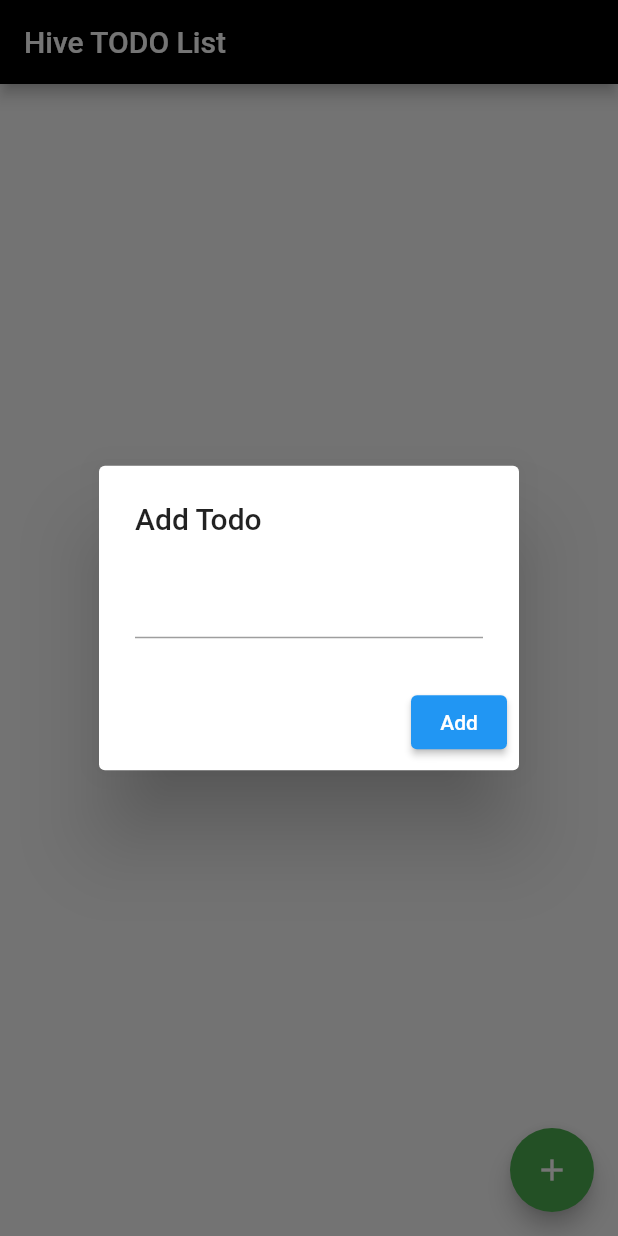
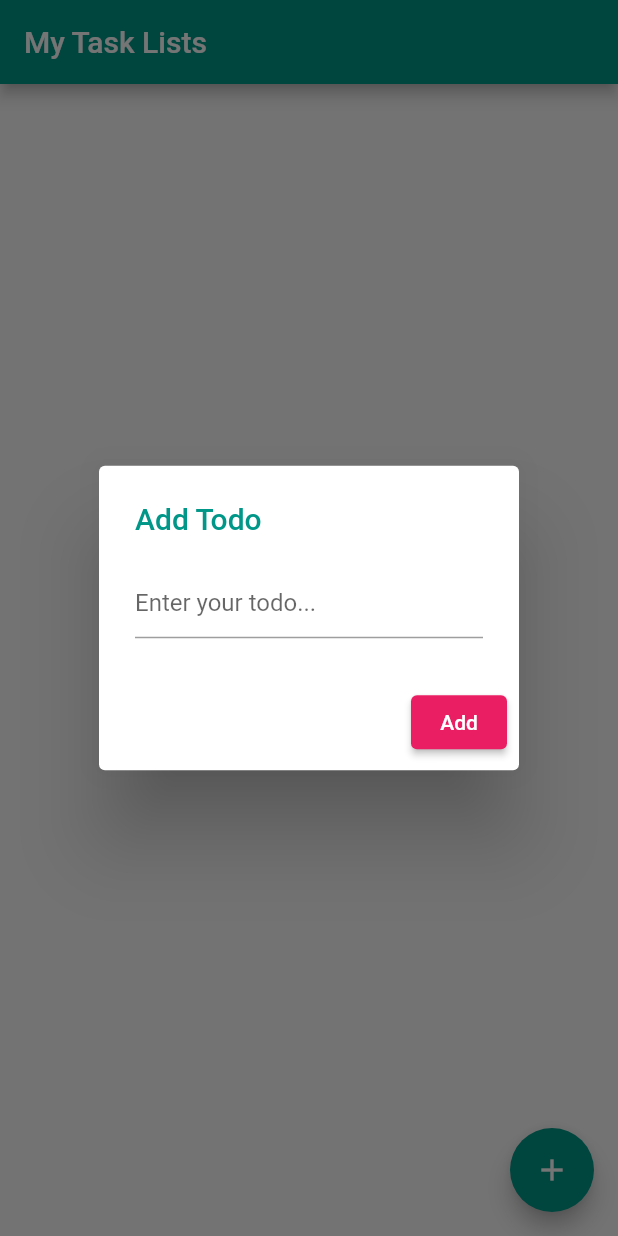
Before and after one commit to coar14/todo_app, a Flutter app: the screen it shows after launch, after a tap on the "add" icon, on a phone screen of 412 x 824 dp. Run offline on Flutter 3.47's test engine with Material 2 defaults, Android fonts, the light colour scheme and no system bars; our stand-ins replace hive, hive_flutter; accounts and stored records are empty.

Commit message:
added styles

```diff
--- a/hive_todoapp/lib/todolist_page.dart
+++ b/hive_todoapp/lib/todolist_page.dart
@@ -4,7 +4,7 @@ import 'package:hive_todoapp/todo_item.dart';
 import 'package:hive_todoapp/todo_service.dart';
 
 class TodoListPage extends StatefulWidget {
-  const TodoListPage({super.key});
+  const TodoListPage({Key? key}) : super(key: key);
 
   @override
   State<TodoListPage> createState() => _TodoListPageState();
@@ -14,12 +14,16 @@ class _TodoListPageState extends State<TodoListPage> {
   final TodoService _todoService = TodoService();
   final TextEditingController _controller = TextEditingController();
 
+  // Define your custom colors
+  final Color primaryColor = Colors.teal;
+  final Color accentColor = Colors.pink;
+
   @override
   Widget build(BuildContext context) {
     return Scaffold(
       appBar: AppBar(
-        title: const Text("Hive TODO List"),
-        backgroundColor: Colors.black,
+        title: const Text("My Task Lists"),
+        backgroundColor: primaryColor,
       ),
       body: ValueListenableBuilder(
         valueListenable: Hive.box<TodoItem>('todoBox').listenable(),
@@ -48,19 +52,23 @@ class _TodoListPageState extends State<TodoListPage> {
         },
       ),
       floatingActionButton: FloatingActionButton(
-        backgroundColor: Colors.green,
+        backgroundColor: primaryColor,
         onPressed: () async {
           showDialog(
             context: context,
             builder: (context) {
               return AlertDialog(
-                  title: Text('Add Todo'),
+                title: Text('Add Todo', style: TextStyle(color: primaryColor)),
                 content: TextField(
                   controller: _controller,
+                  decoration: InputDecoration(
+                    hintText: 'Enter your todo...',
+                  ),
                 ),
                 actions: [
                   ElevatedButton(
-                      child: Text('Add'),
+                    style: ElevatedButton.styleFrom(primary: accentColor),
+                    child: Text('Add', style: TextStyle(color: Colors.white)),
                     onPressed: () {
                       if (_controller.text.isNotEmpty) {
                         var todo = TodoItem(_controller.text, false);
@@ -72,7 +80,8 @@ class _TodoListPageState extends State<TodoListPage> {
                   )
                 ],
               );
-              });
+            },
+          );
         },
         child: Icon(Icons.add),
       ),
```
Lines whose indentation alone changed are shown as unchanged.
